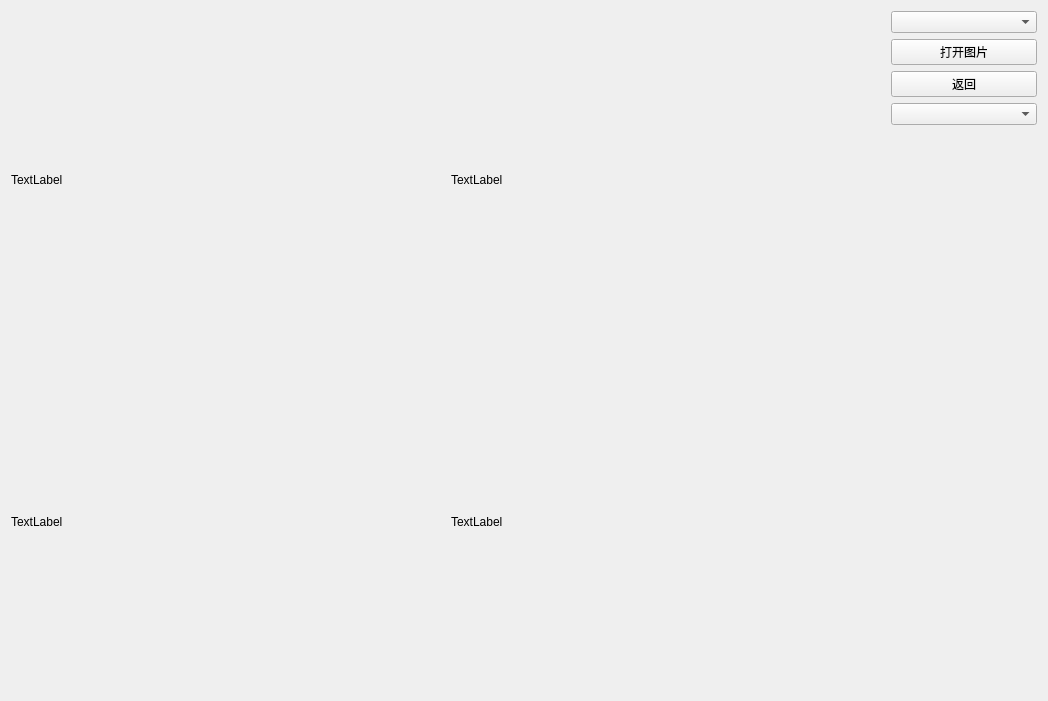
Before: the Qt Designer form histogram/histogramtool.ui in Wangyabin-sss/OpencvUsefulTool, drawn with Qt 5.
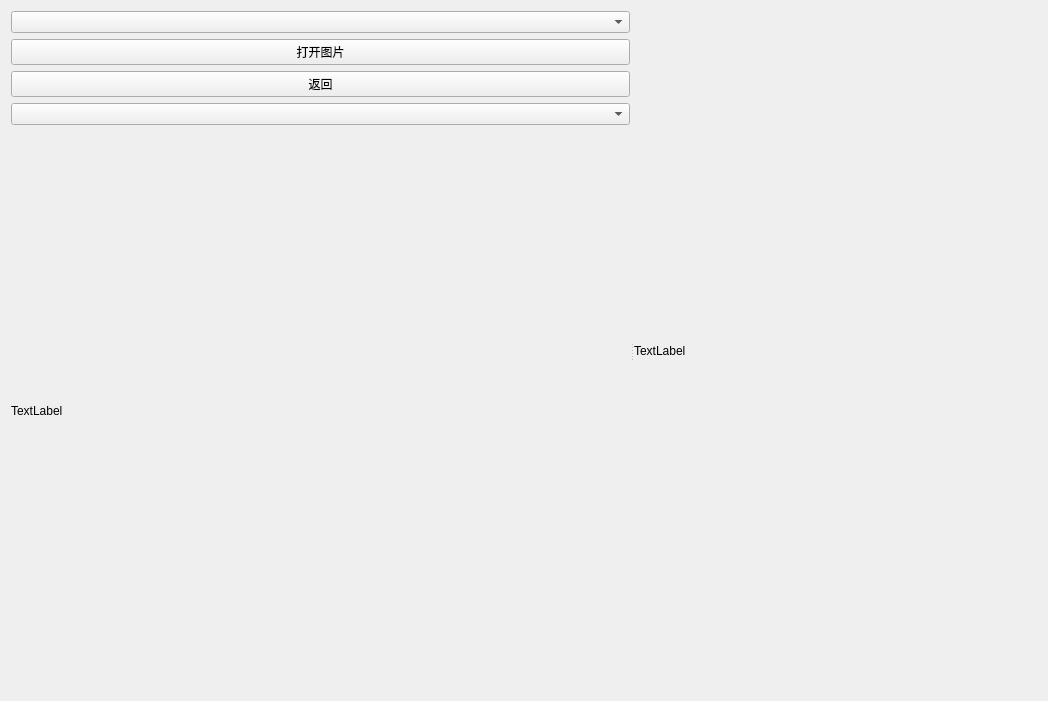
After: the same form once the commit is applied.

```diff
--- a/histogram/histogramtool.ui
+++ b/histogram/histogramtool.ui
@@ -13,43 +13,14 @@
   <property name="windowTitle">
    <string>Form</string>
   </property>
-  <layout class="QGridLayout" name="gridLayout_2">
+  <layout class="QGridLayout" name="gridLayout">
    <item row="0" column="0">
-    <layout class="QHBoxLayout" name="horizontalLayout" stretch="6,1">
-     <item>
-      <layout class="QGridLayout" name="gridLayout">
-       <item row="0" column="0">
-        <widget class="QLabel" name="label_1">
-         <property name="text">
-          <string>TextLabel</string>
-         </property>
-        </widget>
-       </item>
-       <item row="0" column="1">
-        <widget class="QLabel" name="label_2">
-         <property name="text">
-          <string>TextLabel</string>
-         </property>
-        </widget>
-       </item>
-       <item row="1" column="0">
-        <widget class="QLabel" name="label_3">
-         <property name="text">
-          <string>TextLabel</string>
-         </property>
-        </widget>
-       </item>
-       <item row="1" column="1">
-        <widget class="QLabel" name="label_4">
-         <property name="text">
-          <string>TextLabel</string>
-         </property>
-        </widget>
-       </item>
-      </layout>
-     </item>
-     <item>
-      <layout class="QVBoxLayout" name="verticalLayout">
+    <widget class="QSplitter" name="splitter">
+     <property name="orientation">
+      <enum>Qt::Horizontal</enum>
+     </property>
+     <widget class="QWidget" name="">
+      <layout class="QVBoxLayout" name="verticalLayout" stretch="0,0,0,0,0">
        <item>
         <widget class="QComboBox" name="comboBox"/>
        </item>
@@ -71,21 +42,38 @@
         <widget class="QComboBox" name="comboBox_2"/>
        </item>
        <item>
-        <spacer name="verticalSpacer">
-         <property name="orientation">
-          <enum>Qt::Vertical</enum>
+        <widget class="QLabel" name="label">
+         <property name="frameShape">
+          <enum>QFrame::NoFrame</enum>
          </property>
-         <property name="sizeHint" stdset="0">
-          <size>
-           <width>20</width>
-           <height>40</height>
-          </size>
+         <property name="frameShadow">
+          <enum>QFrame::Plain</enum>
          </property>
-        </spacer>
+         <property name="text">
+          <string>TextLabel</string>
+         </property>
+        </widget>
        </item>
       </layout>
-     </item>
-    </layout>
+     </widget>
+     <widget class="QWidget" name="">
+      <layout class="QVBoxLayout" name="verticalLayout_2">
+       <item>
+        <widget class="QLabel" name="label_2">
+         <property name="sizePolicy">
+          <sizepolicy hsizetype="Preferred" vsizetype="Preferred">
+           <horstretch>0</horstretch>
+           <verstretch>0</verstretch>
+          </sizepolicy>
+         </property>
+         <property name="text">
+          <string>TextLabel</string>
+         </property>
+        </widget>
+       </item>
+      </layout>
+     </widget>
+    </widget>
    </item>
   </layout>
  </widget>
```
